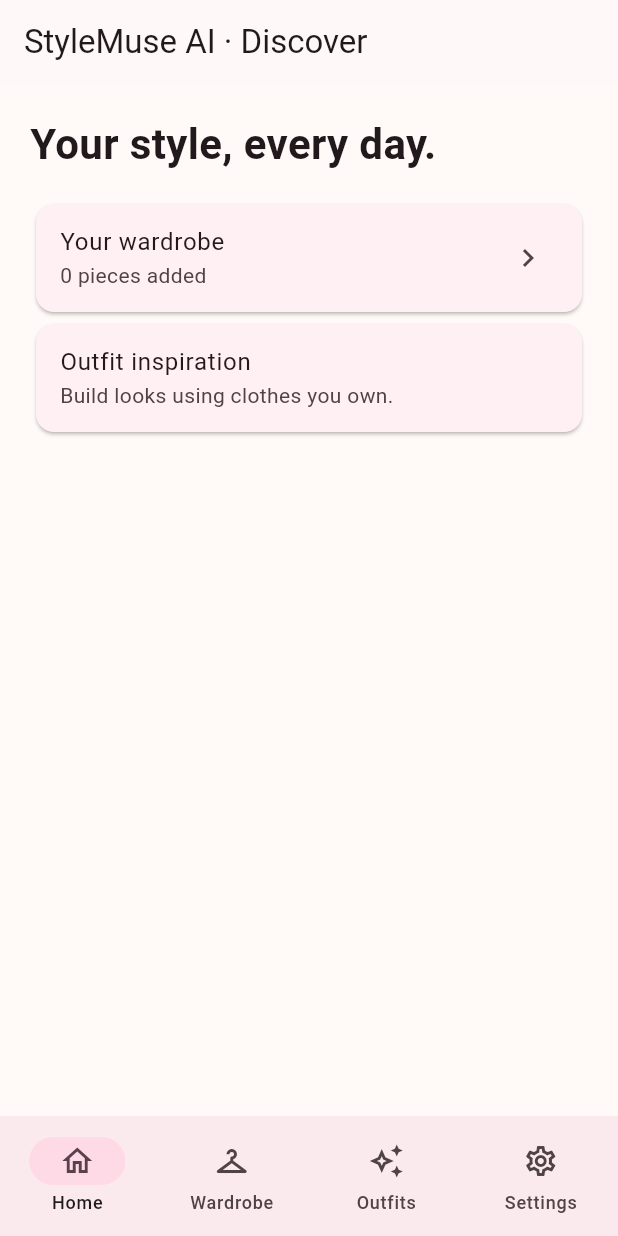
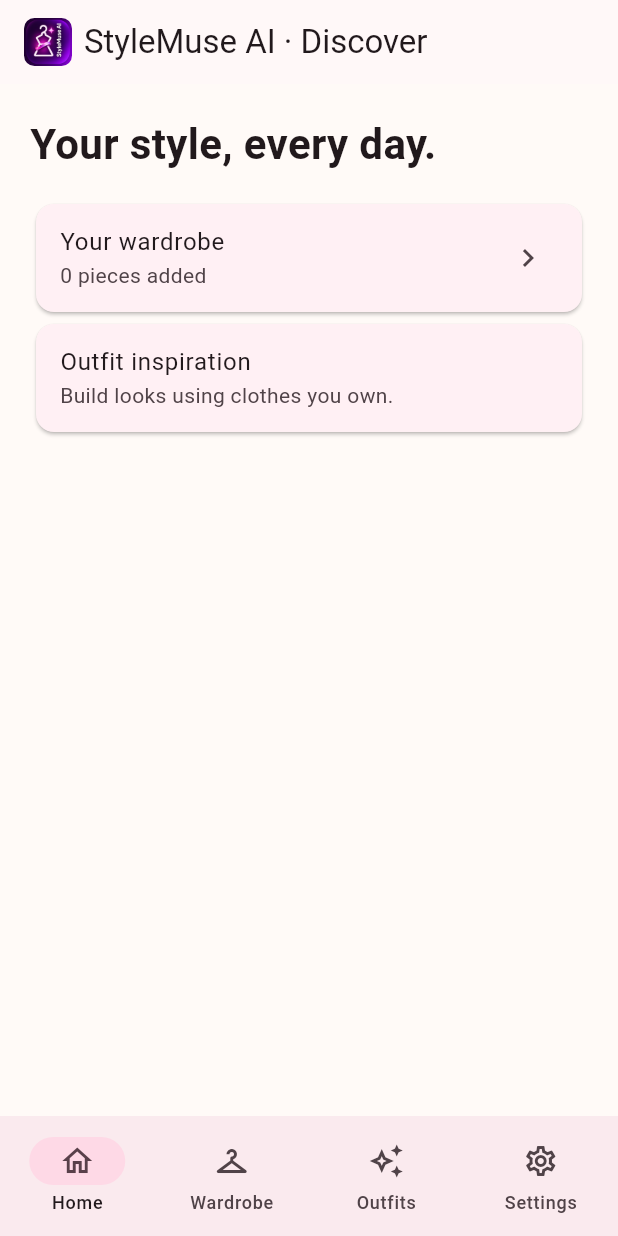
Before and after one commit to yasinaday/StyleMuse-AI, a Flutter app: the screen it shows after launch, on a phone screen of 412 x 824 dp. Run offline on Flutter 3.47's test engine with Material 3 defaults, Android fonts, the phone set to English and light mode, and no system bars.

Commit message:
Apply approved StyleMuse AI logo

```diff
--- a/lib/main.dart
+++ b/lib/main.dart
@@ -77,7 +77,20 @@ class _WardrobeHomeState extends State<WardrobeHome> {
   Widget build(BuildContext context) {
     final titles = ['Discover', 'My Wardrobe', 'Outfits', 'Settings'];
     return Scaffold(
-      appBar: AppBar(title: Text('StyleMuse AI · ${titles[page]}')),
+      appBar: AppBar(
+        title: Row(
+          children: [
+            ClipRRect(
+              borderRadius: BorderRadius.circular(7),
+              child: Image.asset('assets/stylemuse-icon.png', width: 32, height: 32, excludeFromSemantics: true),
+            ),
+            const SizedBox(width: 8),
+            Expanded(
+              child: Text('StyleMuse AI · ${titles[page]}', overflow: TextOverflow.ellipsis),
+            ),
+          ],
+        ),
+      ),
       body: SafeArea(
         child: switch (page) {
           0 => ListView(padding: const EdgeInsets.all(20), children: [
--- a/pubspec.yaml
+++ b/pubspec.yaml
@@ -14,3 +14,5 @@ dev_dependencies:
   flutter_lints: ^5.0.0
 flutter:
   uses-material-design: true
+  assets:
+    - assets/stylemuse-icon.png
```
Also changed, not shown: assets/stylemuse-icon.png (added), 1 other file.
